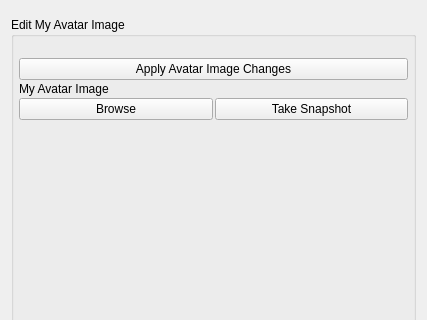
This is GoTvApps/GoTvCommon/Forms/AppletEditAvatarImage.ui in brettrjones/gotvptop as Qt 5 draws it before an edit; both pictures show x 0 to 427 and y 0 to 320 of the 427 by 703 pixel window. The edited form follows.
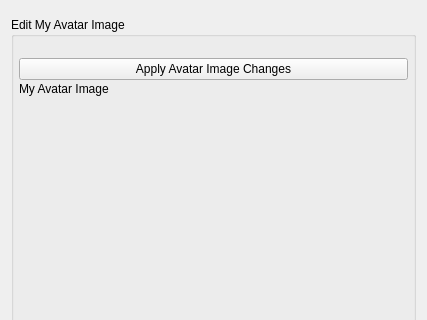
This is the edited form. Custom widgets are drawn as their Qt base class.

Commit message: Rename app and work on Avatar Image Edit

```diff
--- a/GoTvApps/GoTvCommon/Forms/AppletEditAvatarImage.ui
+++ b/GoTvApps/GoTvCommon/Forms/AppletEditAvatarImage.ui
@@ -76,32 +76,7 @@
        </widget>
       </item>
       <item>
-       <layout class="QHBoxLayout" name="horizontalLayout_3">
-        <item>
-         <widget class="QPushButton" name="m_BrowsePictureButton">
-          <property name="text">
-           <string>Browse</string>
-          </property>
-         </widget>
-        </item>
-        <item>
-         <widget class="QPushButton" name="m_TakeSnapshotButton">
-          <property name="text">
-           <string>Take Snapshot</string>
-          </property>
-         </widget>
-        </item>
-       </layout>
-      </item>
-      <item>
-       <widget class="QLabel" name="m_PictureOfMeFrame">
-        <property name="sizePolicy">
-         <sizepolicy hsizetype="Expanding" vsizetype="Expanding">
-          <horstretch>0</horstretch>
-          <verstretch>0</verstretch>
-         </sizepolicy>
-        </property>
-       </widget>
+       <widget class="ThumbnailEditWidget" name="widget" native="true"/>
       </item>
       <item>
        <spacer name="verticalSpacer">
@@ -128,6 +103,12 @@
    <header>ServiceSettingsWidget.h</header>
    <container>1</container>
   </customwidget>
+  <customwidget>
+   <class>ThumbnailEditWidget</class>
+   <extends>QWidget</extends>
+   <header>ThumbnailEditWidget.h</header>
+   <container>1</container>
+  </customwidget>
  </customwidgets>
  <resources/>
  <connections/>
```
The commit also changes 1150 other files.
